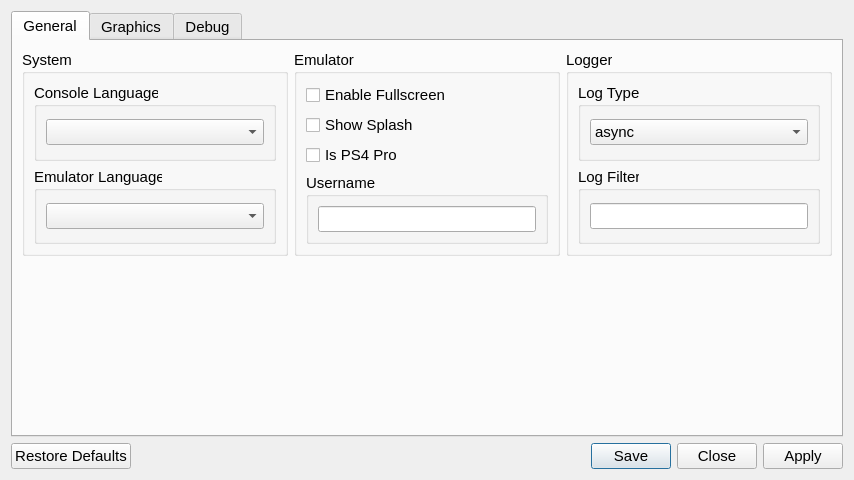
The window that src/qt_gui/settings_dialog.ui (shadps4-emu/shadPS4) describes before a commit, drawn with Qt 5.
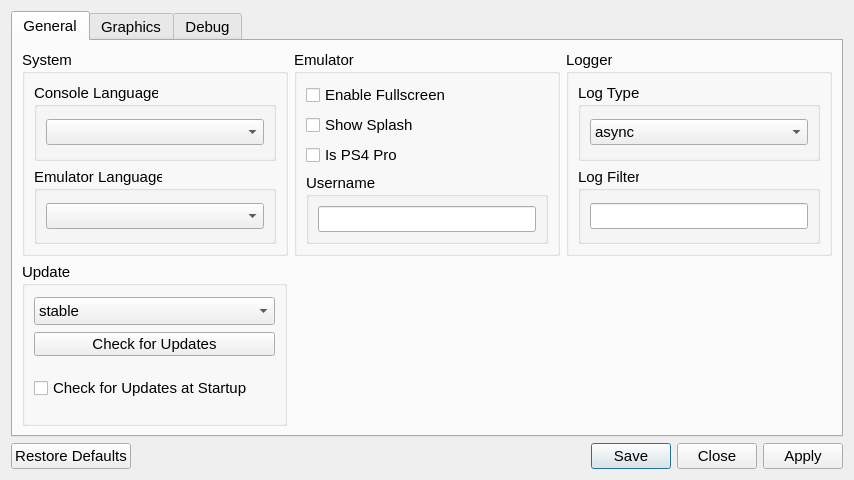
The same window after the commit. Icons and pictures are not drawn.

```diff
--- a/src/qt_gui/settings_dialog.ui
+++ b/src/qt_gui/settings_dialog.ui
@@ -255,17 +255,108 @@
          </layout>
         </item>
         <item>
-         <spacer name="generalSpacer">
-          <property name="orientation">
-           <enum>Qt::Orientation::Vertical</enum>
-          </property>
-          <property name="sizeHint" stdset="0">
-           <size>
-            <width>20</width>
-            <height>40</height>
-           </size>
-          </property>
-         </spacer>
+         <layout class="QHBoxLayout" name="generalTabHLayout_2">
+          <item>
+           <layout class="QVBoxLayout" name="updaterTabLayoutLeft">
+            <property name="leftMargin">
+             <number>0</number>
+            </property>
+            <property name="topMargin">
+             <number>0</number>
+            </property>
+            <property name="rightMargin">
+             <number>0</number>
+            </property>
+            <property name="bottomMargin">
+             <number>0</number>
+            </property>
+            <item>
+             <widget class="QGroupBox" name="updaterGroupBox">
+              <property name="sizePolicy">
+               <sizepolicy hsizetype="Preferred" vsizetype="Preferred">
+                <horstretch>0</horstretch>
+                <verstretch>0</verstretch>
+               </sizepolicy>
+              </property>
+              <property name="minimumSize">
+               <size>
+                <width>265</width>
+                <height>0</height>
+               </size>
+              </property>
+              <property name="title">
+               <string>Update</string>
+              </property>
+              <widget class="QCheckBox" name="updateCheckBox">
+               <property name="geometry">
+                <rect>
+                 <x>12</x>
+                 <y>115</y>
+                 <width>251</width>
+                 <height>22</height>
+                </rect>
+               </property>
+               <property name="text">
+                <string>Check for Updates at Startup</string>
+               </property>
+              </widget>
+              <widget class="QComboBox" name="updateComboBox">
+               <property name="geometry">
+                <rect>
+                 <x>12</x>
+                 <y>35</y>
+                 <width>241</width>
+                 <height>28</height>
+                </rect>
+               </property>
+               <property name="currentText">
+                <string>stable</string>
+               </property>
+               <item>
+                <property name="text">
+                 <string>stable</string>
+                </property>
+               </item>
+               <item>
+                <property name="text">
+                 <string>unstable</string>
+                </property>
+               </item>
+              </widget>
+              <widget class="QPushButton" name="checkUpdateButton">
+               <property name="geometry">
+                <rect>
+                 <x>12</x>
+                 <y>70</y>
+                 <width>241</width>
+                 <height>24</height>
+                </rect>
+               </property>
+               <property name="text">
+                <string>Check for Updates</string>
+               </property>
+              </widget>
+             </widget>
+            </item>
+           </layout>
+          </item>
+          <item>
+           <spacer name="horizontalSpacer">
+            <property name="orientation">
+             <enum>Qt::Horizontal</enum>
+            </property>
+            <property name="sizeType">
+             <enum>QSizePolicy::Expanding</enum>
+            </property>
+            <property name="sizeHint" stdset="0">
+             <size>
+              <width>500</width>
+              <height>20</height>
+             </size>
+            </property>
+           </spacer>
+          </item>
+         </layout>
         </item>
        </layout>
       </widget>
```
